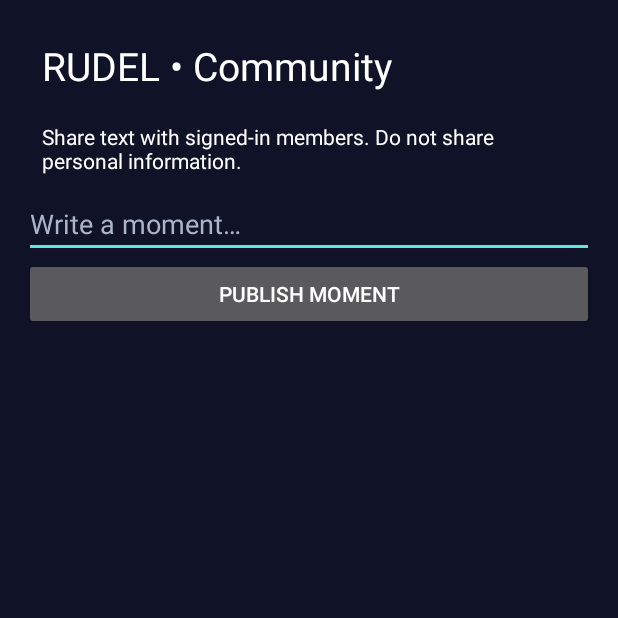
After one commit to rudrasha8107/RUDEL-Grand-Universe, an Android app: the SocialActivity screen opened directly, with no data from a screen before it, on a phone screen of 412 x 824 dp, the top half of it. The commit adds this screen. Run offline under Robolectric (Android 15) with nearby library versions, the phone set to English and light mode, and no system bars; our stand-ins replace Firebase (no records; nobody signed in at launch, a user with empty details on screens opened directly).

Commit message:
RUDEL 4.4 Online Community

```diff
--- a/android-native/app/build.gradle
+++ b/android-native/app/build.gradle
@@ -6,8 +6,8 @@ android {
         applicationId 'com.rudel.grand'
         minSdk 29
         targetSdk 35
-        versionCode 43
-        versionName '4.3'
+        versionCode 44
+        versionName '4.4'
     }
     buildTypes { release { minifyEnabled false } }
     compileOptions { sourceCompatibility JavaVersion.VERSION_17; targetCompatibility JavaVersion.VERSION_17 }
--- a/android-native/app/src/main/AndroidManifest.xml
+++ b/android-native/app/src/main/AndroidManifest.xml
@@ -3,6 +3,7 @@
     <uses-permission android:name="android.permission.INTERNET" />
     <uses-permission android:name="android.permission.RECORD_AUDIO" />
     <application android:allowBackup="false" android:label="RUDEL" android:icon="@drawable/rudel_icon" android:theme="@style/RudelPremiumTheme" android:usesCleartextTraffic="false" android:supportsRtl="true" android:roundIcon="@drawable/rudel_icon">
+        <activity android:name=".SocialActivity" android:exported="false" />
         <activity android:name="com.rudel.reborn.AccountActivity" android:exported="false" />
         <activity android:name=".MainActivity" android:exported="true" android:configChanges="orientation|screenSize|keyboardHidden" android:windowSoftInputMode="adjustResize">
             <intent-filter>
--- a/android-native/app/src/main/java/com/rudel/reborn/AccountActivity.java
+++ b/android-native/app/src/main/java/com/rudel/reborn/AccountActivity.java
@@ -32,6 +32,7 @@ panel.addView(b,lp);
  button("Save private profile",()->{String n=name.getText().toString().trim();if(n.isEmpty()||n.length()>60){msg("Enter a name of 1–60 characters.");return;}HashMap<String,Object> data=new HashMap<>();data.put("displayName",n);busy=true;doc.set(data,SetOptions.merge()).addOnCompleteListener(t->{busy=false;msg(t.isSuccessful()?"Profile saved online.":"Profile not saved. Check rules and connection.");});});EditText cloudNote=field("Private cloud note",1);doc.get().addOnSuccessListener(d->{String n=d.getString("privateNote");if(n!=null&&cloudNote.length()==0)cloudNote.setText(n);});
  button("Save cloud note",()->{String n=cloudNote.getText().toString();if(n.length()>2000){msg("Maximum 2000 characters.");return;}busy=true;HashMap<String,Object> data=new HashMap<>();data.put("privateNote",n);doc.set(data,SetOptions.merge()).addOnCompleteListener(t->{busy=false;msg(t.isSuccessful()?"Private note saved online.":"Could not save note.");});});
  button("Reload cloud note",()->doc.get(Source.SERVER).addOnCompleteListener(t->{if(t.isSuccessful()){String n=t.getResult().getString("privateNote");cloudNote.setText(n==null?"":n);msg("Note loaded from server.");}else msg("Unable to reach server.");}));
+ button("Online community",()->startActivity(new android.content.Intent(this,SocialActivity.class)));
  button("Sign out",()->{auth.signOut();show();});}
  if(auth.getCurrentUser()!=null){
         button("Enter RUDEL",()->{
--- /dev/null
+++ b/android-native/app/src/main/java/com/rudel/reborn/SocialActivity.java
@@ -0,0 +1,22 @@
+package com.rudel.reborn;
+import android.app.Activity;
+import android.os.Bundle;
+import android.widget.*;
+import android.graphics.Color;
+import com.google.firebase.auth.*;
+import com.google.firebase.firestore.*;
+import java.util.*;
+public class SocialActivity extends Activity {
+ LinearLayout root,feed; TextView status; ListenerRegistration listener;
+ FirebaseFirestore db=FirebaseFirestore.getInstance();
+ int dp(int n){return (int)(n*getResources().getDisplayMetrics().density);}
+ TextView label(String s,int size,LinearLayout parent){TextView t=new TextView(this);t.setText(s);t.setTextSize(size);t.setTextColor(Color.WHITE);t.setPadding(dp(12),dp(10),dp(12),dp(10));parent.addView(t);return t;}
+ @Override public void onCreate(Bundle state){super.onCreate(state);FirebaseUser u=FirebaseAuth.getInstance().getCurrentUser();if(u==null){finish();return;}
+ ScrollView scroll=new ScrollView(this);root=new LinearLayout(this);root.setOrientation(1);root.setPadding(dp(16),dp(16),dp(16),dp(16));root.setBackgroundColor(0xff101327);scroll.setFillViewport(true);scroll.addView(root);setContentView(scroll);
+ label("RUDEL • Community",26,root);label("Share text with signed-in members. Do not share personal information.",14,root);
+ EditText input=new EditText(this);input.setHint("Write a moment…");input.setTextColor(Color.WHITE);input.setHintTextColor(0xffaab4cc);root.addView(input);Button send=new Button(this);send.setText("Publish moment");root.addView(send);status=label("",14,root);feed=new LinearLayout(this);feed.setOrientation(1);root.addView(feed);
+ send.setOnClickListener(v->{String s=input.getText().toString().trim();if(s.isEmpty()||s.length()>500){status.setText("Enter 1–500 characters.");return;}send.setEnabled(false);Map<String,Object> m=new HashMap<>();m.put("uid",u.getUid());m.put("text",s);m.put("createdAt",FieldValue.serverTimestamp());db.collection("moments").add(m).addOnCompleteListener(this,t->{send.setEnabled(true);status.setText(t.isSuccessful()?"Published":"Publish failed");if(t.isSuccessful())input.setText("");});});
+ listener=db.collection("moments").orderBy("createdAt",Query.Direction.DESCENDING).limit(50).addSnapshotListener(this,(snap,error)->{if(error!=null){status.setText("Feed unavailable");return;}feed.removeAllViews();if(snap==null)return;for(DocumentSnapshot d:snap.getDocuments()){LinearLayout card=new LinearLayout(this);card.setOrientation(1);card.setBackgroundColor(0xff252b46);LinearLayout.LayoutParams lp=new LinearLayout.LayoutParams(-1,-2);lp.setMargins(0,dp(8),0,dp(8));feed.addView(card,lp);label(d.getString("text"),18,card);if(u.getUid().equals(d.getString("uid"))){Button del=new Button(this);del.setText("Delete my moment");card.addView(del);del.setOnClickListener(v->d.getReference().delete().addOnFailureListener(e->status.setText("Delete failed")));}}});
+ }
+ @Override protected void onDestroy(){if(listener!=null)listener.remove();super.onDestroy();}
+}
```
Also changed, not shown: 1 other file.
